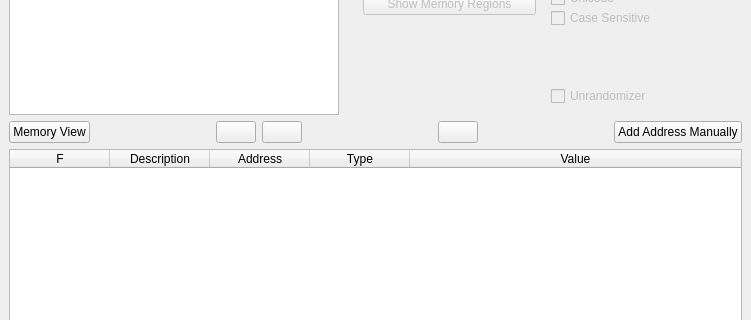
korcankaraokcu/PINCE, file GUI/MainWindow.ui: the form before one commit; both pictures show x 0 to 751 and y 212 to 532 of the 751 by 659 pixel window.
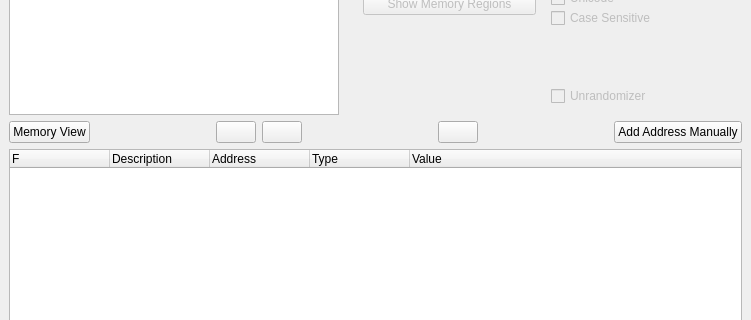
The form after the commit.

Commit message: Change the address table to QTreeWidget

```diff
--- a/GUI/MainWindow.ui
+++ b/GUI/MainWindow.ui
@@ -596,22 +596,16 @@
      </layout>
     </item>
     <item>
-     <widget class="QTableWidget" name="tableWidget_AddressTable">
+     <widget class="QTreeWidget" name="treeWidget_AddressTable">
       <property name="editTriggers">
        <set>QAbstractItemView::NoEditTriggers</set>
       </property>
       <property name="selectionBehavior">
        <enum>QAbstractItemView::SelectRows</enum>
       </property>
-      <attribute name="horizontalHeaderStretchLastSection">
-       <bool>true</bool>
-      </attribute>
-      <attribute name="verticalHeaderDefaultSectionSize">
-       <number>20</number>
-      </attribute>
-      <attribute name="verticalHeaderMinimumSectionSize">
-       <number>20</number>
-      </attribute>
+      <property name="expandsOnDoubleClick">
+       <bool>false</bool>
+      </property>
       <column>
        <property name="text">
         <string>F</string>
```
Left out of the diff: 6 changed lines with no effect on the pictures. The commit also changes 2 other files.
